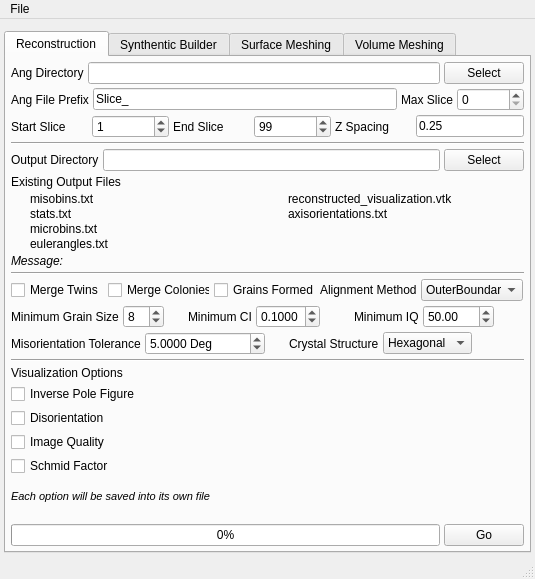
First picture: the form in Source/AIM/GUI/UI_Files/RepresentationUI.ui, repository BlueQuartzSoftware/DREAM3D, before the edit.
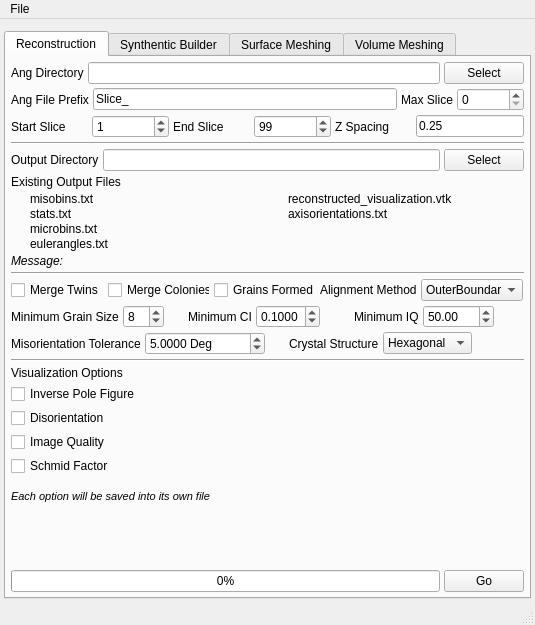
Second picture: the form after the edit. Icons and pictures are not drawn.

```diff
--- a/Source/AIM/GUI/UI_Files/RepresentationUI.ui
+++ b/Source/AIM/GUI/UI_Files/RepresentationUI.ui
@@ -7,7 +7,7 @@
     <x>0</x>
     <y>0</y>
     <width>535</width>
-    <height>579</height>
+    <height>625</height>
    </rect>
   </property>
   <property name="windowTitle">
```
Left out of the diff: 5 changed lines with no effect on the pictures.
